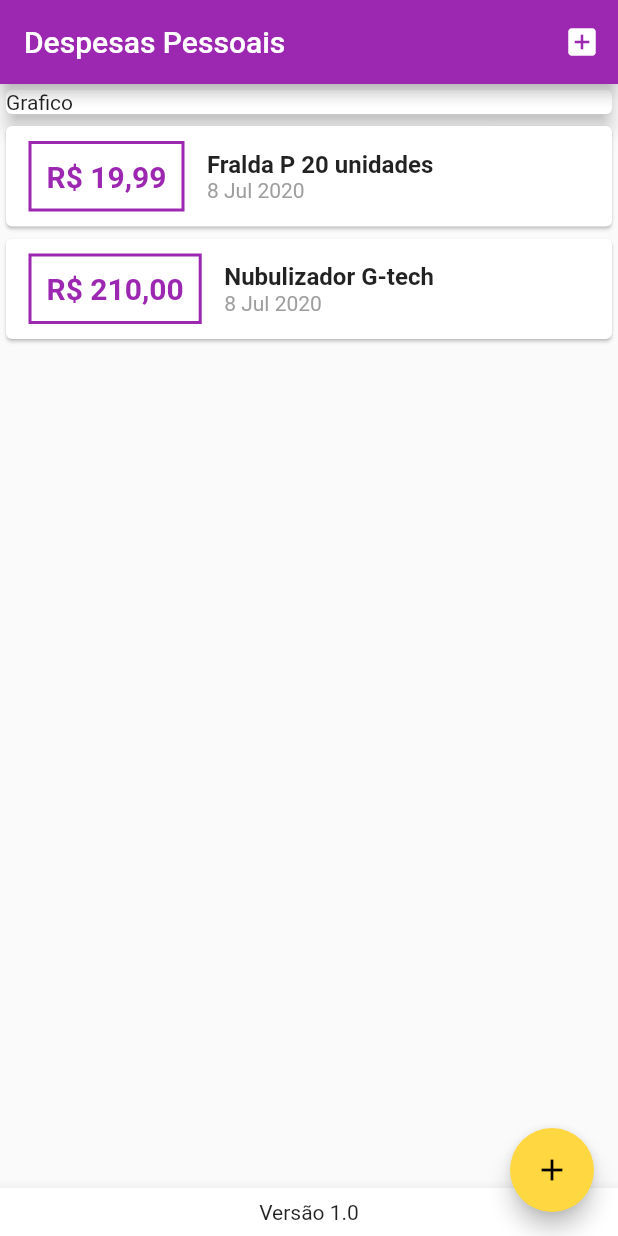
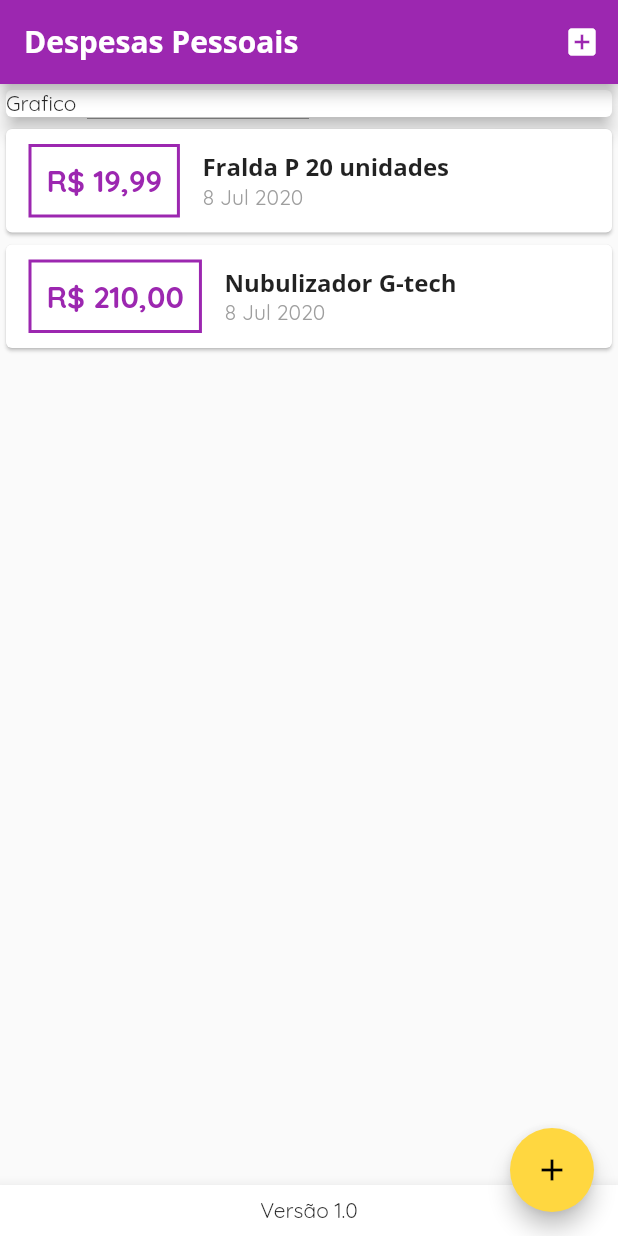
Before and after one commit to DaniloLM/despesas_pessoais, a Flutter app: the screen it shows after launch, on a phone screen of 412 x 824 dp. Run offline on Flutter 3.47's test engine with Material 2 defaults, Android fonts, the phone set to English and light mode, and no system bars.

Commit message:
Fontes personalizadas
Adicionando fontes e usando de várias formas diferentes na aplicação

```diff
--- a/lib/components/transaction_list.dart
+++ b/lib/components/transaction_list.dart
@@ -42,13 +42,8 @@ class TransactionList extends StatelessWidget {
                 Column(
                   crossAxisAlignment: CrossAxisAlignment.start,
                   children: <Widget>[
-                    Text(
-                      tr.title,
-                      style: TextStyle(
-                        fontSize: 16,
-                        fontWeight: FontWeight.bold,
-                      ),
-                    ),
+                    Text(tr.title,
+                        style: Theme.of(context).textTheme.headline6),
                     Text(
                       DateFormat('d MMM y').format(tr.date),
                       style: TextStyle(
--- a/lib/main.dart
+++ b/lib/main.dart
@@ -11,6 +11,23 @@ class ExpensesApp extends StatelessWidget {
       theme: ThemeData(
         primarySwatch: Colors.purple,
         accentColor: Colors.amberAccent,
+        fontFamily: 'Quicksand',
+        textTheme: TextTheme(
+          headline6: TextStyle(
+            fontFamily: 'OpenSans',
+            fontSize: 16,
+            fontWeight: FontWeight.bold,
+          ),
+        ),
+        appBarTheme: AppBarTheme(
+          textTheme: ThemeData.light().textTheme.copyWith(
+                headline6: TextStyle(
+                  fontFamily: 'OpenSans',
+                  fontSize: 20,
+                  fontWeight: FontWeight.bold,
+                ),
+              ),
+        ),
       ),
     );
   }
```
Also changed, not shown: pubspec.yaml (+11 -6 lines), assets/fonts/OpenSans-Bold.ttf (added), assets/fonts/OpenSans-Regular.ttf (added), assets/fonts/Quicksand-Bold.ttf (added), assets/fonts/Quicksand-Light.ttf (added), assets/fonts/Quicksand-Medium.ttf (added), assets/fonts/Quicksand-Regular.ttf (added).
